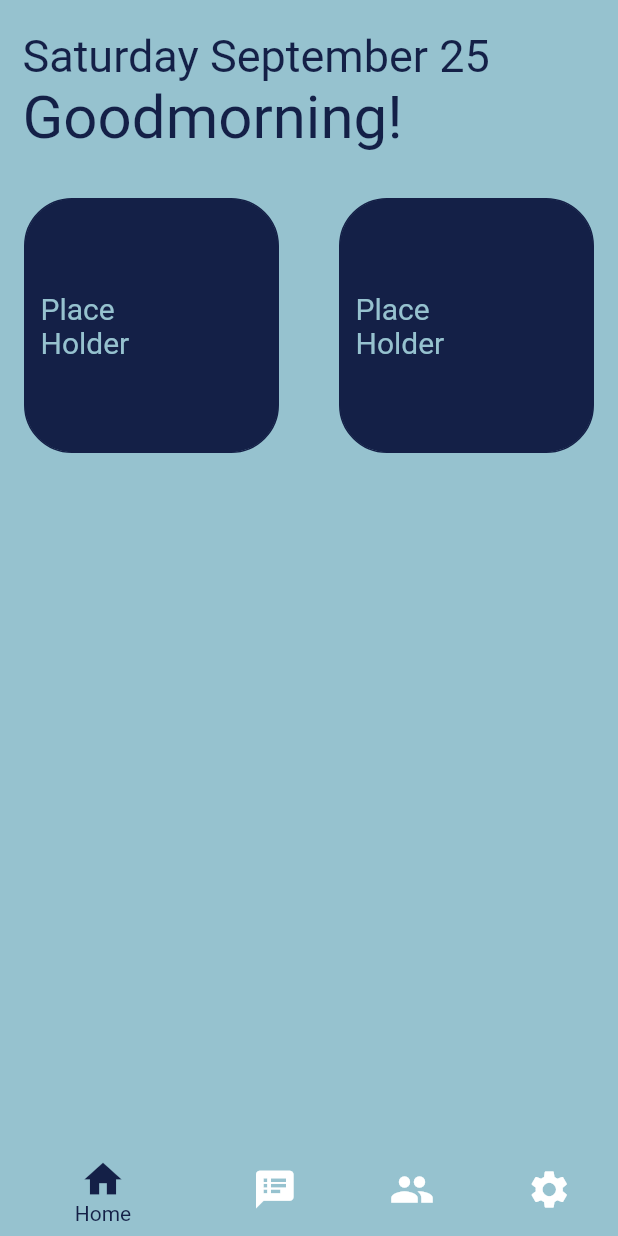
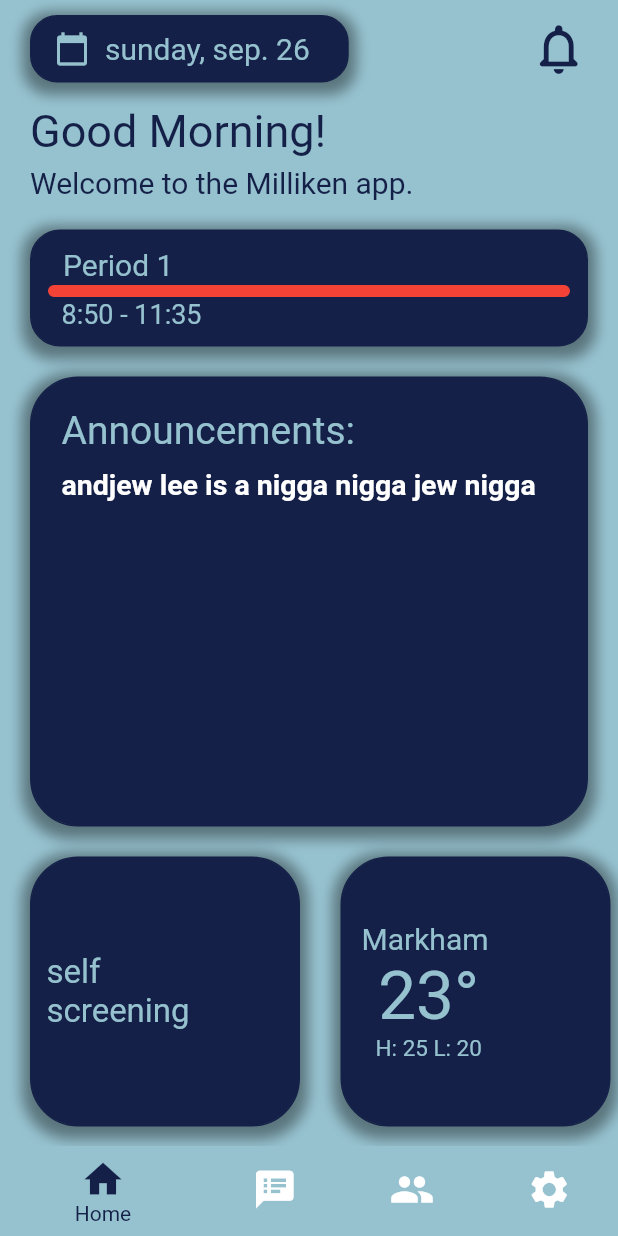
Before and after one commit to XiJiaoBu/School_App, a Flutter app: the screen it shows after launch, on a phone screen of 412 x 824 dp. Run offline on Flutter 3.47's test engine with Material 2 defaults, Android fonts, the phone set to English and light mode, and no system bars.

Commit message:
home page skeleton done!
wahoo!

```diff
--- /dev/null
+++ b/lib/page/HomePage/HomeAnnouncements.dart
@@ -0,0 +1,60 @@
+import 'package:flutter/material.dart';
+import 'package:schoolapp/constants.dart';
+import 'package:schoolapp/page/HomePage/HomePage.dart';
+
+class HomeAnnonucements extends StatelessWidget {
+  const HomeAnnonucements({ Key? key }) : super(key: key);
+
+  @override
+  Widget build(BuildContext context) {
+    return Padding(
+      padding: EdgeInsets.fromLTRB(20, 0, 20, 5),
+      child: Container(
+        width: 1000,
+        height: 300,
+        decoration: BoxDecoration(
+          border: Border.all(width: 1, color: kTextColor),
+          borderRadius: const BorderRadius.all(Radius.circular(32)),
+          color: kTextColor,
+          boxShadow: [
+            BoxShadow(
+              color: Colors.black.withOpacity(0.4),
+              spreadRadius: 5,
+              blurRadius: 7,
+              offset: Offset(0, 3), // changes position of shadow
+            )]
+        ),
+        child: Column(
+          crossAxisAlignment: CrossAxisAlignment.start,
+          children: <Widget> [
+            Padding(
+              padding: const EdgeInsets.fromLTRB(20, 20, 0, 10),
+              child: Text(
+                'Announcements:',
+                style: TextStyle(
+                  fontSize: 26,
+                  color: kBackgroundColor,
+                ),
+              ),
+            ),
+           Padding(
+             padding: const EdgeInsets.fromLTRB(20, 0, 20, 0),
+             child: Expanded(
+              child: SingleChildScrollView(
+                scrollDirection: Axis.vertical,
+                child: Text(
+                  "andjew lee is a nigga nigga jew nigga ",
+                  style: TextStyle(
+                    color: Colors.white,
+                    fontWeight: FontWeight.bold,
+                    fontSize: 19.0,
+                  ),
+                ),
+              ),
+          ),
+           )]
+        )
+      ),
+    );
+  }
+}
--- /dev/null
+++ b/lib/page/HomePage/HomeCalendar.dart
@@ -0,0 +1,60 @@
+import 'package:flutter/material.dart';
+import 'package:schoolapp/constants.dart';
+import 'package:schoolapp/page/HomePage/HomePage.dart';
+
+class HomeCalendar extends StatelessWidget {
+  const HomeCalendar({ Key? key }) : super(key: key);
+
+  @override
+  Widget build(BuildContext context) {
+    return Padding(
+      padding: EdgeInsets.fromLTRB(20, 10, 0, 0),
+      child: Row(
+        children: <Widget> [
+          Padding(
+            padding: EdgeInsets.fromLTRB(0, 0, 120, 0),
+            child: Container(
+                decoration: BoxDecoration(
+                  border: Border.all(width: 1, color: kTextColor),
+                  borderRadius: const BorderRadius.all(Radius.circular(18)),
+                  color: kTextColor,
+                  boxShadow: [
+                    BoxShadow(
+                      color: Colors.black.withOpacity(0.4),
+                      spreadRadius: 5,
+                      blurRadius: 7,
+                      offset: Offset(0, 3), // changes position of shadow
+                    ),
+                  ]
+                ),
+                padding: EdgeInsets.fromLTRB(15, 0, 15, 0),
+                child: Row(
+                  children: <Widget> [
+                  Icon(
+                    Icons.calendar_today,
+                      color: kPrimaryColor,
+                  ),
+                  Padding(
+                    padding: EdgeInsets.fromLTRB(10, 10, 10, 10),
+                    child: Text(
+                      'sunday, sep. 26',
+                      style: TextStyle(
+                        color: kPrimaryColor,
+                        fontSize: 20
+                      ),
+                    )
+                  ),
+                ]
+                ),
+              ),
+            ),
+            Icon(
+                Icons.notifications_none_rounded,
+                color: kTextColor,
+                size: 40,
+              ),
+          ],
+      )
+    );
+  }
+}
--- a/lib/page/HomePage/HomeHeader.dart
+++ b/lib/page/HomePage/HomeHeader.dart
@@ -9,16 +9,16 @@ class HomeHeader extends StatelessWidget {
   @override
   Widget build(BuildContext context) {
     return Padding(
-      padding: EdgeInsets.fromLTRB(15, 20, 0, 0),
+      padding: EdgeInsets.fromLTRB(20, 15, 0, 10),
         child: Column(
           crossAxisAlignment: CrossAxisAlignment.start,
           children: <Widget> [
             Padding(
-              padding: EdgeInsets.fromLTRB(0, 0, 0, 0),
+              padding: EdgeInsets.fromLTRB(0, 0, 0, 5),
               child: Row(
                 children: <Widget> [
                   Text(
-                  'Saturday September 25',
+                  'Good Morning!',
                   style: TextStyle(
                     color: kTextColor,
                     fontSize: 30
@@ -27,10 +27,10 @@ class HomeHeader extends StatelessWidget {
               ])
             ),
             Text(
-              'Goodmorning!',
+              'Welcome to the Milliken app.',
               style: TextStyle(
                 color: kTextColor,
-                fontSize: 40
+                fontSize: 20
               ),
             )
           ]
--- a/lib/page/HomePage/HomePage.dart
+++ b/lib/page/HomePage/HomePage.dart
@@ -1,7 +1,10 @@
 import 'package:flutter/material.dart';
 import 'package:schoolapp/constants.dart';
 import 'package:schoolapp/page/HomePage/HomeHeader.dart';
+import 'package:schoolapp/page/HomePage/HomeCalendar.dart';
 import 'package:schoolapp/page/HomePage/HomeWidget1.dart';
+import 'package:schoolapp/page/HomePage/HomeWidget2.dart';
+import 'package:schoolapp/page/HomePage/HomeAnnouncements.dart';
 
 class HomePage extends StatelessWidget {
   @override
@@ -9,7 +12,10 @@ class HomePage extends StatelessWidget {
     body: Column(
       crossAxisAlignment: CrossAxisAlignment.start,
       children: <Widget>[
+        HomeCalendar(),
         HomeHeader(),
+        HomeWidget2(),
+        HomeAnnonucements(),
         HomeWidget1(),
       ],
     )
--- a/lib/page/HomePage/HomeWidget1.dart
+++ b/lib/page/HomePage/HomeWidget1.dart
@@ -8,19 +8,27 @@ class HomeWidget1 extends StatelessWidget {
   @override
   Widget build(BuildContext context) {
     return Row(
-      crossAxisAlignment: CrossAxisAlignment.center,
-      mainAxisAlignment: MainAxisAlignment.center,
+      crossAxisAlignment: CrossAxisAlignment.start,
+      mainAxisAlignment: MainAxisAlignment.start,
         children: <Widget> [
           Padding(
-            padding: EdgeInsets.fromLTRB(0, 30, 20, 0),
+            padding: EdgeInsets.fromLTRB(20, 15, 0, 0),
             child: Container(
               decoration: BoxDecoration(
                 border: Border.all(width: 1, color: kTextColor),
                 borderRadius: const BorderRadius.all(Radius.circular(32)),
-                color: kTextColor
+                color: kTextColor,
+                boxShadow: [
+                  BoxShadow(
+                    color: Colors.black.withOpacity(0.4),
+                    spreadRadius: 5,
+                    blurRadius: 7,
+                    offset: Offset(0, 3), // changes position of shadow
+                  ),
+                ]
               ),
-              width: 170,
-              height: 170,
+              width: 180,
+              height: 180,
               child: Column(
                 crossAxisAlignment: CrossAxisAlignment.start,
                 mainAxisAlignment: MainAxisAlignment.center,
@@ -31,17 +39,17 @@ class HomeWidget1 extends StatelessWidget {
                     crossAxisAlignment: CrossAxisAlignment.start,
                     children: <Widget> [
                     Text(
-                        'Place',
+                        'self',
                         style: TextStyle(
                           color: kPrimaryColor,
-                          fontSize: 20,
+                          fontSize: 22,
                         )
                       ),
                       Text(
-                        'Holder',
+                        'screening',
                         style: TextStyle(
                           color: kPrimaryColor,
-                          fontSize: 20,
+                          fontSize: 22,
                         )
                       )
                     ]
@@ -52,15 +60,23 @@ class HomeWidget1 extends StatelessWidget {
           ),
         ),
         Padding(
-            padding: EdgeInsets.fromLTRB(20, 30, 0, 0),
+            padding: EdgeInsets.fromLTRB(27, 15, 0, 0),
             child: Container(
               decoration: BoxDecoration(
                 border: Border.all(width: 1, color: kTextColor),
                 borderRadius: const BorderRadius.all(Radius.circular(32)),
-                color: kTextColor
+                color: kTextColor,
+                boxShadow: [
+                  BoxShadow(
+                    color: Colors.black.withOpacity(0.4),
+                    spreadRadius: 5,
+                    blurRadius: 7,
+                    offset: Offset(0, 3), // changes position of shadow
+                  ),
+                ]
               ),
-              width: 170,
-              height: 170,
+              width: 180,
+              height: 180,
               child: Column(
                 crossAxisAlignment: CrossAxisAlignment.start,
                 mainAxisAlignment: MainAxisAlignment.center,
@@ -70,21 +86,35 @@ class HomeWidget1 extends StatelessWidget {
                   child: Column(
                     crossAxisAlignment: CrossAxisAlignment.start,
                     children: <Widget> [
-                    Text(
-                        'Place',
+                    Padding(
+                      padding: EdgeInsets.fromLTRB(3, 0, 0, 0),
+                      child: Column(
+                        children: <Widget> [
+                        Text(
+                        'Markham ',
                         style: TextStyle(
                           color: kPrimaryColor,
                           fontSize: 20,
                         )
                       ),
                       Text(
-                        'Holder',
+                        '23\u00B0',
                         style: TextStyle(
                           color: kPrimaryColor,
-                          fontSize: 20,
+                          fontSize: 45,
                         )
+                      ),
+                      Text(
+                        'H: 25 L: 20',
+                        style: TextStyle(
+                          color: kPrimaryColor,
+                          fontSize: 15,
+                        ),
+                      ),
+                      ]
                       )
-                    ]
+                     ),
+                  ]
                   ),
                 )
               ],
--- /dev/null
+++ b/lib/page/HomePage/HomeWidget2.dart
@@ -0,0 +1,78 @@
+import 'package:flutter/material.dart';
+import 'package:schoolapp/constants.dart';
+import 'package:schoolapp/page/HomePage/HomePage.dart';
+
+class HomeWidget2 extends StatelessWidget {
+  const HomeWidget2({ Key? key }) : super(key: key);
+
+  @override
+  Widget build(BuildContext context) {
+    return Padding(
+      padding: EdgeInsets.fromLTRB(20, 10, 20, 20),
+      child: Container(
+        decoration: BoxDecoration(
+          border: Border.all(width: 1, color: kTextColor),
+          borderRadius: const BorderRadius.all(Radius.circular(20)),
+          color: kTextColor,
+          boxShadow: [
+            BoxShadow(
+              color: Colors.black.withOpacity(0.4),
+              spreadRadius: 5,
+              blurRadius: 7,
+              offset: Offset(0, 3), // changes position of shadow
+            ),
+          ]
+        ),
+        child: Column(
+          children: <Widget> [
+            Padding(
+              padding: EdgeInsets.fromLTRB(20, 10, 0, 0),
+              child: Container(
+                width: 1000,
+                decoration: BoxDecoration(
+                  border: Border.all(width: 1, color: kTextColor),
+                  borderRadius: const BorderRadius.all(Radius.circular(32)),
+                  color: kTextColor,
+                ),
+                child: Text(
+                  'Period 1',
+                  style: TextStyle(
+                    fontSize: 20,
+                    color: kPrimaryColor
+                  ),
+                ),
+              ),
+            ),
+            Padding(
+              padding: EdgeInsets.fromLTRB(0, 0, 0, 0),
+              child: Container(
+                width: 350,
+                height: 10,
+                decoration: BoxDecoration(
+                  border: Border.all(width: 1, color: kTextColor),
+                  borderRadius: const BorderRadius.all(Radius.circular(32)),
+                  color: Colors.red
+                ),
+              ),
+            ),
+            Padding(
+              padding: EdgeInsets.fromLTRB(20, 0, 0, 10),
+              child: Row(
+              mainAxisAlignment: MainAxisAlignment.start,
+              children: <Widget> [
+                Text(
+                  '8:50 - 11:35',
+                  style: TextStyle(
+                    fontSize: 18,
+                    color: kPrimaryColor
+                  ),
+                )
+              ]
+            ),
+          )
+         ]
+        ),
+      )
+    );
+  }
+}
```
